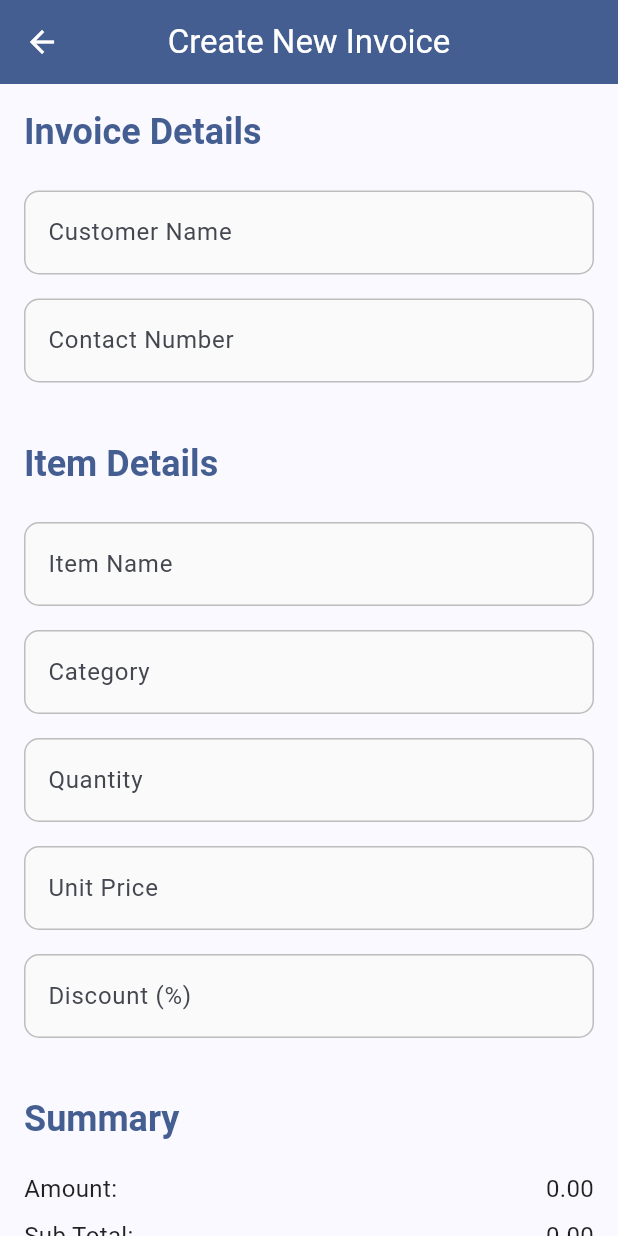
After one commit to OmarFaruq97/pharmacy_management_system_flutter, a Flutter app: the screen it shows after launch, after a tap on "Create-Invoices", on a phone screen of 412 x 824 dp. The commit adds this screen. Run offline on Flutter 3.47's test engine with Material 3 defaults, Android fonts, the phone set to English and light mode, and no system bars; network calls fail.

Commit message:
create-invoice is working now have to initial

```diff
--- a/pms_flutter_app/lib/main.dart
+++ b/pms_flutter_app/lib/main.dart
@@ -1,5 +1,6 @@
 import 'package:flutter/material.dart';
 import 'package:pms_flutter_app/screens/add_medicine_screen.dart'; // Ensure this path is correct
+import 'package:pms_flutter_app/screens/create_invoice.dart';
 import 'package:pms_flutter_app/screens/inventory_screen.dart'; // Import the InventoryScreen
 
 void main() {
@@ -71,7 +72,11 @@ class _MyHomePageState extends State<MyHomePage> {
                 children: [
                   _buildHomeButton(context, Icons.inventory, 'Inventory'),
                   _buildHomeButton(context, Icons.add_box, 'Add-Medicine'),
-                  _buildHomeButton(context, Icons.receipt_long, 'Invoices'),
+                  _buildHomeButton(
+                    context,
+                    Icons.receipt_long,
+                    'Create-Invoices',
+                  ),
                   _buildHomeButton(context, Icons.bar_chart, 'Reports'),
                   _buildHomeButton(context, Icons.person, 'Users'),
                   _buildHomeButton(context, Icons.warning_amber, 'Low-Stocks'),
@@ -92,7 +97,7 @@ class _MyHomePageState extends State<MyHomePage> {
         onPressed: () {
           switch (label) {
             case 'Inventory':
-            // Navigate to InventoryScreen
+              // Navigate to InventoryScreen
               Navigator.push(
                 context,
                 MaterialPageRoute(
@@ -101,7 +106,7 @@ class _MyHomePageState extends State<MyHomePage> {
               );
               break;
             case 'Add-Medicine':
-            // Navigate to AddMedicineScreen
+              // Navigate to AddMedicineScreen
               Navigator.push(
                 context,
                 MaterialPageRoute(
@@ -109,25 +114,33 @@ class _MyHomePageState extends State<MyHomePage> {
                 ),
               );
               break;
-            case 'Invoices':
-              ScaffoldMessenger.of(context).showSnackBar(
-                  const SnackBar(content: Text('Coming Soon: Invoices')));
+            case 'Create-Invoices': // Updated case for invoice navigation
+              Navigator.push(
+                context,
+                MaterialPageRoute(
+                  builder: (context) => const CreateInvoiceScreen(),
+                ),
+              );
               break;
             case 'Reports':
               ScaffoldMessenger.of(context).showSnackBar(
-                  const SnackBar(content: Text('Coming Soon: Reports')));
+                const SnackBar(content: Text('Coming Soon: Reports')),
+              );
               break;
             case 'Users':
               ScaffoldMessenger.of(context).showSnackBar(
-                  const SnackBar(content: Text('Coming Soon: Users')));
+                const SnackBar(content: Text('Coming Soon: Users')),
+              );
               break;
             case 'Low-Stocks':
               ScaffoldMessenger.of(context).showSnackBar(
-                  const SnackBar(content: Text('Coming Soon: Low Stocks')));
+                const SnackBar(content: Text('Coming Soon: Low Stocks')),
+              );
               break;
             default:
               ScaffoldMessenger.of(context).showSnackBar(
-                  SnackBar(content: Text('Unknown Action for: $label')));
+                SnackBar(content: Text('Unknown Action for: $label')),
+              );
           }
         },
         style: ElevatedButton.styleFrom(
--- /dev/null
+++ b/pms_flutter_app/lib/screens/create_invoice.dart
@@ -0,0 +1,279 @@
+import 'package:flutter/material.dart';
+import 'package:flutter/services.dart';
+
+class CreateInvoiceScreen extends StatefulWidget {
+  const CreateInvoiceScreen({super.key});
+
+  @override
+  State<CreateInvoiceScreen> createState() => _CreateInvoiceScreenState();
+}
+
+class _CreateInvoiceScreenState extends State<CreateInvoiceScreen> {
+  // Controllers for text input fields
+
+  final TextEditingController _customerNameController = TextEditingController();
+  final TextEditingController _contactNumberController =
+      TextEditingController();
+  final TextEditingController _itemNameController = TextEditingController();
+  final TextEditingController _categoryController = TextEditingController();
+  final TextEditingController _quantityController = TextEditingController();
+  final TextEditingController _unitPriceController = TextEditingController();
+  final TextEditingController _discountController = TextEditingController();
+
+  // State variables for calculated values
+  double _amount = 0.0;
+  double _subTotal = 0.0;
+  double _discountAmount = 0.0;
+  double _netPayable = 0.0;
+
+  @override
+  void initState() {
+    super.initState();
+    // Add listeners to text controllers to recalculate totals on change
+    _quantityController.addListener(_calculateTotals);
+    _unitPriceController.addListener(_calculateTotals);
+    _discountController.addListener(_calculateTotals);
+  }
+
+  @override
+  void dispose() {
+    // Dispose controllers to free up resources
+
+    _customerNameController.dispose();
+    _contactNumberController.dispose();
+    _itemNameController.dispose();
+    _categoryController.dispose();
+    _quantityController.dispose();
+    _unitPriceController.dispose();
+    _discountController.dispose();
+    super.dispose();
+  }
+
+  // Function to calculate amount, sub-total, discount amount, and net payable
+  void _calculateTotals() {
+    setState(() {
+      final int quantity = int.tryParse(_quantityController.text) ?? 0;
+      final double unitPrice =
+          double.tryParse(_unitPriceController.text) ?? 0.0;
+      final double discount = double.tryParse(_discountController.text) ?? 0.0;
+
+      // Calculate amount (price before discount for this item)
+      _amount = quantity * unitPrice;
+
+      // For a single item invoice, subTotal is the same as amount
+      _subTotal = _amount;
+
+      // Calculate discount amount
+      _discountAmount = _amount * (discount / 100);
+
+      // Calculate net payable
+      _netPayable = _amount - _discountAmount;
+    });
+  }
+
+  @override
+  Widget build(BuildContext context) {
+    return Scaffold(
+      appBar: AppBar(
+        title: const Text('Create New Invoice'),
+        centerTitle: true,
+        backgroundColor: Theme.of(context).colorScheme.primary,
+        foregroundColor: Colors.white,
+      ),
+      body: SingleChildScrollView(
+        padding: const EdgeInsets.all(16.0),
+        child: Column(
+          crossAxisAlignment: CrossAxisAlignment.start,
+          children: [
+            // Invoice Details Section
+            Text(
+              'Invoice Details',
+              style: Theme.of(context).textTheme.headlineSmall?.copyWith(
+                fontWeight: FontWeight.bold,
+                color: Theme.of(context).colorScheme.primary,
+              ),
+            ),
+            const SizedBox(height: 15),
+
+            _buildTextField(
+              controller: _customerNameController,
+              labelText: 'Customer Name',
+              hintText: 'e.g., John Doe',
+              keyboardType: TextInputType.text,
+            ),
+            _buildTextField(
+              controller: _contactNumberController,
+              labelText: 'Contact Number',
+              hintText: 'e.g., +1234567890',
+              keyboardType: TextInputType.phone,
+            ),
+            const SizedBox(height: 30),
+
+            // Item Details Section
+            Text(
+              'Item Details',
+              style: Theme.of(context).textTheme.headlineSmall?.copyWith(
+                fontWeight: FontWeight.bold,
+                color: Theme.of(context).colorScheme.primary,
+              ),
+            ),
+            const SizedBox(height: 15),
+            _buildTextField(
+              controller: _itemNameController,
+              labelText: 'Item Name',
+
+              keyboardType: TextInputType.text,
+            ),
+            _buildTextField(
+              controller: _categoryController,
+              labelText: 'Category',
+              keyboardType: TextInputType.text,
+            ),
+            _buildTextField(
+              controller: _quantityController,
+              labelText: 'Quantity',
+              keyboardType: TextInputType.number,
+              inputFormatters: [FilteringTextInputFormatter.digitsOnly],
+            ),
+            _buildTextField(
+              controller: _unitPriceController,
+              labelText: 'Unit Price',
+
+              keyboardType: const TextInputType.numberWithOptions(
+                decimal: true,
+              ),
+              inputFormatters: [
+                FilteringTextInputFormatter.allow(RegExp(r'^\d+\.?\d{0,2}')),
+              ],
+            ),
+            _buildTextField(
+              controller: _discountController,
+              labelText: 'Discount (%)',
+              hintText: 'e.g., 5 (for 5%)',
+              keyboardType: const TextInputType.numberWithOptions(
+                decimal: true,
+              ),
+              inputFormatters: [
+                FilteringTextInputFormatter.allow(RegExp(r'^\d+\.?\d{0,2}')),
+              ],
+            ),
+            const SizedBox(height: 30),
+
+            // Calculated Totals Section
+            Text(
+              'Summary',
+              style: Theme.of(context).textTheme.headlineSmall?.copyWith(
+                fontWeight: FontWeight.bold,
+                color: Theme.of(context).colorScheme.primary,
+              ),
+            ),
+            const SizedBox(height: 15),
+            _buildSummaryRow('Amount:', _amount),
+            _buildSummaryRow('Sub Total:', _subTotal),
+            _buildSummaryRow('Discount Amount:', _discountAmount),
+            _buildSummaryRow('Net Payable:', _netPayable, isBold: true),
+            const SizedBox(height: 30),
+
+            // Create Invoice Button
+            Center(
+              child: ElevatedButton.icon(
+                onPressed: () {
+                  // Basic validation
+                  ScaffoldMessenger.of(context).showSnackBar(
+                    const SnackBar(
+                      content: Text('Please fill in all required fields.'),
+                      backgroundColor: Colors.redAccent,
+                    ),
+                  );
+                  return;
+                },
+                icon: const Icon(Icons.check_circle_outline),
+                label: const Text('Create Invoice'),
+                style: ElevatedButton.styleFrom(
+                  backgroundColor: Theme.of(context).colorScheme.secondary,
+                  foregroundColor: Colors.white,
+                  padding: const EdgeInsets.symmetric(
+                    horizontal: 40,
+                    vertical: 15,
+                  ),
+                  shape: RoundedRectangleBorder(
+                    borderRadius: BorderRadius.circular(12),
+                  ),
+                  textStyle: const TextStyle(fontSize: 18),
+                ),
+              ),
+            ),
+          ],
+        ),
+      ),
+    );
+  }
+
+  // Helper widget to build text input fields
+  Widget _buildTextField({
+    required TextEditingController controller,
+    required String labelText,
+    String? hintText,
+    TextInputType keyboardType = TextInputType.text,
+    List<TextInputFormatter>? inputFormatters,
+  }) {
+    return Padding(
+      padding: const EdgeInsets.symmetric(vertical: 8.0),
+      child: TextFormField(
+        controller: controller,
+        keyboardType: keyboardType,
+        inputFormatters: inputFormatters,
+        decoration: InputDecoration(
+          labelText: labelText,
+          hintText: hintText,
+          border: OutlineInputBorder(borderRadius: BorderRadius.circular(10)),
+          focusedBorder: OutlineInputBorder(
+            borderRadius: BorderRadius.circular(10),
+            borderSide: BorderSide(
+              color: Theme.of(context).colorScheme.primary,
+              width: 2,
+            ),
+          ),
+          enabledBorder: OutlineInputBorder(
+            borderRadius: BorderRadius.circular(10),
+            borderSide: BorderSide(color: Colors.grey.shade400, width: 1),
+          ),
+          filled: true,
+          fillColor: Colors.grey[50],
+        ),
+      ),
+    );
+  }
+
+  // Helper widget to display summary rows
+  Widget _buildSummaryRow(String label, double value, {bool isBold = false}) {
+    return Padding(
+      padding: const EdgeInsets.symmetric(vertical: 4.0),
+      child: Row(
+        mainAxisAlignment: MainAxisAlignment.spaceBetween,
+        children: [
+          Text(
+            label,
+            style: TextStyle(
+              fontSize: 16,
+              fontWeight: isBold ? FontWeight.bold : FontWeight.normal,
+              color: isBold
+                  ? Theme.of(context).colorScheme.primary
+                  : Colors.black87,
+            ),
+          ),
+          Text(
+            value.toStringAsFixed(2), // Format to 2 decimal places
+            style: TextStyle(
+              fontSize: 16,
+              fontWeight: isBold ? FontWeight.bold : FontWeight.normal,
+              color: isBold
+                  ? Theme.of(context).colorScheme.primary
+                  : Colors.black87,
+            ),
+          ),
+        ],
+      ),
+    );
+  }
+}
```
